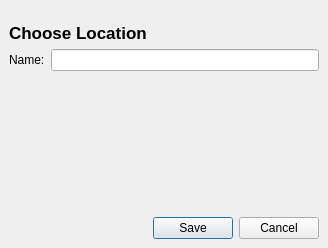
Qt form src/UserInterfaceLayer/Locations/LocationsDataEdit/LocationsDataEdit.ui (dimkanovikov/KITScenarist) before a commit.
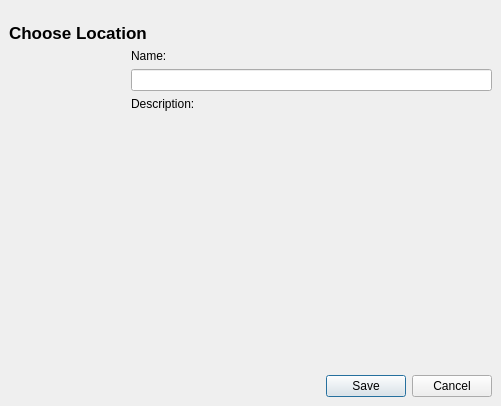
The same form after that commit. Custom widgets are drawn as their Qt base class.

Commit message:
First step of scaling locations properties
* Added widget for choose photos.
* Added description editor.

```diff
--- a/src/UserInterfaceLayer/Locations/LocationsDataEdit/LocationsDataEdit.ui
+++ b/src/UserInterfaceLayer/Locations/LocationsDataEdit/LocationsDataEdit.ui
@@ -6,8 +6,8 @@
    <rect>
     <x>0</x>
     <y>0</y>
-    <width>328</width>
-    <height>248</height>
+    <width>501</width>
+    <height>406</height>
    </rect>
   </property>
   <property name="windowTitle">
@@ -38,8 +38,21 @@
    </item>
    <item row="1" column="0">
     <widget class="QWidget" name="mainContainer" native="true">
+     <property name="sizePolicy">
+      <sizepolicy hsizetype="Preferred" vsizetype="Expanding">
+       <horstretch>0</horstretch>
+       <verstretch>0</verstretch>
+      </sizepolicy>
+     </property>
      <layout class="QGridLayout" name="gridLayout">
-      <item row="0" column="0" colspan="2">
+      <item row="1" column="1">
+       <widget class="QLabel" name="nameTitle">
+        <property name="text">
+         <string>Name:</string>
+        </property>
+       </widget>
+      </item>
+      <item row="0" column="0" colspan="3">
        <widget class="QLabel" name="sourceName">
         <property name="font">
          <font>
@@ -56,17 +69,29 @@
         </property>
        </widget>
       </item>
-      <item row="1" column="0">
-       <widget class="QLabel" name="nameTitle">
+      <item row="4" column="1" colspan="3">
+       <widget class="SimpleTextEditor" name="widget" native="true">
+        <property name="sizePolicy">
+         <sizepolicy hsizetype="Preferred" vsizetype="Expanding">
+          <horstretch>0</horstretch>
+          <verstretch>0</verstretch>
+         </sizepolicy>
+        </property>
+       </widget>
+      </item>
+      <item row="3" column="1">
+       <widget class="QLabel" name="nameTitle_2">
         <property name="text">
-         <string>Name:</string>
+         <string>Description:</string>
         </property>
        </widget>
       </item>
-      <item row="1" column="1">
-       <widget class="QLineEdit" name="name"/>
-      </item>
-      <item row="2" column="0">
+      <item row="1" column="0" rowspan="5">
+       <layout class="QVBoxLayout" name="verticalLayout">
+        <item>
+         <widget class="PhotosChooser" name="widget_2" native="true"/>
+        </item>
+        <item>
        <spacer name="verticalSpacer">
         <property name="orientation">
          <enum>Qt::Vertical</enum>
@@ -74,12 +99,17 @@
         <property name="sizeHint" stdset="0">
          <size>
           <width>20</width>
-          <height>73</height>
+            <height>40</height>
          </size>
         </property>
        </spacer>
       </item>
-      <item row="3" column="0" colspan="2">
+       </layout>
+      </item>
+      <item row="2" column="1" colspan="3">
+       <widget class="QLineEdit" name="name"/>
+      </item>
+      <item row="5" column="1" colspan="3">
        <layout class="QHBoxLayout" name="horizontalLayout">
         <item>
          <spacer name="horizontalSpacer">
@@ -121,6 +151,20 @@
    </item>
   </layout>
  </widget>
+ <customwidgets>
+  <customwidget>
+   <class>SimpleTextEditor</class>
+   <extends>QWidget</extends>
+   <header location="global">3rd_party/Widgets/SimpleTextEditor/SimpleTextEditor.h</header>
+   <container>1</container>
+  </customwidget>
+  <customwidget>
+   <class>PhotosChooser</class>
+   <extends>QWidget</extends>
+   <header location="global">3rd_party/Widgets/PhotosChooser/PhotosChooser.h</header>
+   <container>1</container>
+  </customwidget>
+ </customwidgets>
  <resources/>
  <connections/>
 </ui>
```
Lines whose indentation alone changed are shown as unchanged. The commit also changes 18 other files.
